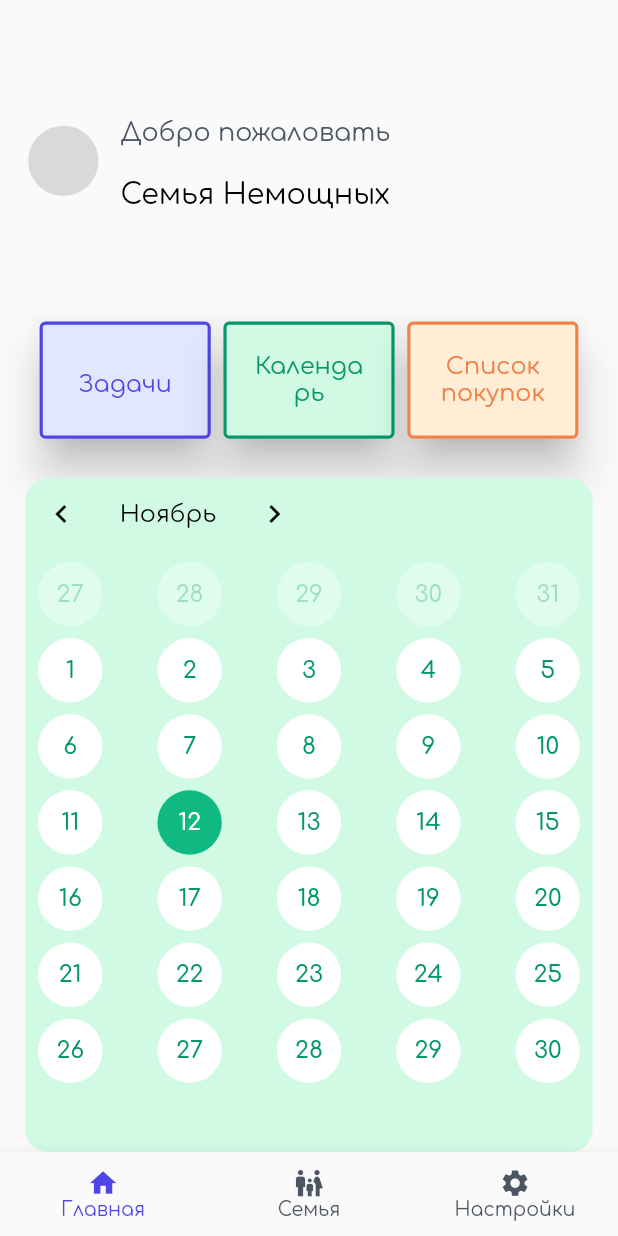
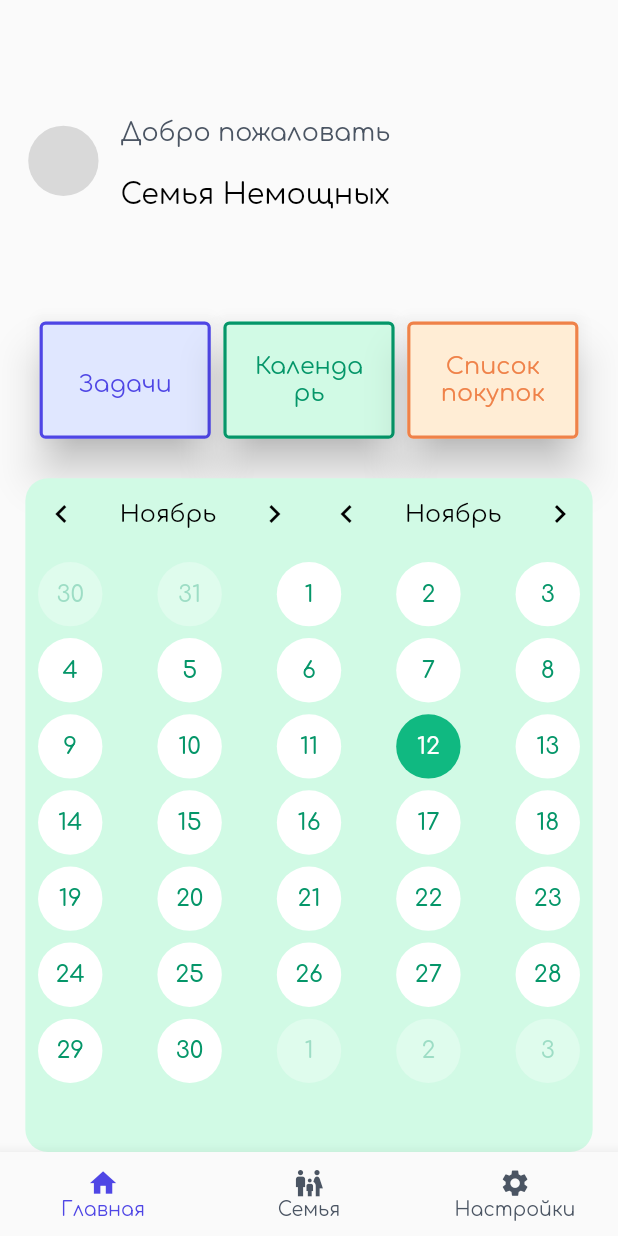
Before and after one commit to MaksimSnopkov/tudu, a Flutter app: the HomePage screen opened by its route, after a tap on "Задачи", after a tap on "Календарь", on a phone screen of 412 x 824 dp. Run offline on Flutter 3.47's test engine with Material 3 defaults, Android fonts, the phone set to English and light mode, and no system bars; our stand-ins replace bloc, equatable, firebase_auth, firebase_core, flutter_screenutil, get_it and 2 more; accounts and stored records are empty.

Commit message:
feat: Update calendar widget functionality and improve year navigation; adjust Gradle configurations and dependency versions

```diff
--- a/lib/features/home/presentation/pages/widgets/base_buttons_widget/widgets/calendar/calendar_widget/calendar_widget.dart
+++ b/lib/features/home/presentation/pages/widgets/base_buttons_widget/widgets/calendar/calendar_widget/calendar_widget.dart
@@ -14,12 +14,11 @@ class CalendarWidget extends StatefulWidget {
 List<DateTime> generateCalendarDays(DateTime focusedDay) {
   final firstDayOfMonth = DateTime(focusedDay.year, focusedDay.month, 1);
 
-  int weekdayOfFirst = firstDayOfMonth.weekday;
-  final startDate = firstDayOfMonth.subtract(Duration(days: weekdayOfFirst - 1));
+  // ✅ 2 дня до начала месяца
+  final startDate = firstDayOfMonth.subtract(const Duration(days: 2));
 
-  return List.generate(42, (index) {
-    return startDate.add(Duration(days: index));
-  });
+  // ✅ Всего нужно 35 дней (2 прошлых + дни текущего месяца + 3 следующих)
+  return List.generate(35, (index) => startDate.add(Duration(days: index)));
 }
 
 bool _isToday(DateTime date) {
@@ -32,8 +31,6 @@ bool _isCurrentMonth(DateTime date, DateTime focusedDay) {
 }
 
 class _CalendarWidgetState extends State<CalendarWidget> {
-  DateTime? _selectedDay;
-
   @override
   Widget build(BuildContext context) {
     return ValueListenableBuilder<DateTime>(
@@ -58,22 +55,13 @@ class _CalendarWidgetState extends State<CalendarWidget> {
             itemBuilder: (context, index) {
               final date = days[index];
               final isToday = _isToday(date);
-              final isSelected =
-                  _selectedDay != null &&
-                  date.year == _selectedDay!.year &&
-                  date.month == _selectedDay!.month &&
-                  date.day == _selectedDay!.day;
               final isCurrentMonth = _isCurrentMonth(date, focusedDay);
 
               Color backgroundColor;
               Color textColor;
               FontWeight fontWeight = FontWeight.w500;
 
-              if (isSelected) {
-                backgroundColor = const Color(0xFF059669);
-                textColor = Colors.white;
-                fontWeight = FontWeight.w600;
-              } else if (isToday) {
+              if (isToday) {
                 backgroundColor = const Color(0xFF10B981);
                 textColor = Colors.white;
               } else if (isCurrentMonth) {
@@ -86,10 +74,15 @@ class _CalendarWidgetState extends State<CalendarWidget> {
 
               return GestureDetector(
                 onTap: () {
-                  setState(() {
-                    _selectedDay = date;
-                    widget.focusedDayNotifier.value = date;
-                  });
+                  final newFocusedDay = date;
+
+                  if (date.month < focusedDay.month || date.year < focusedDay.year) {
+                    widget.focusedDayNotifier.value = DateTime(focusedDay.year, focusedDay.month - 1, 1);
+                  } else if (date.month > focusedDay.month || date.year > focusedDay.year) {
+                    widget.focusedDayNotifier.value = DateTime(focusedDay.year, focusedDay.month + 1, 1);
+                  } else {
+                    widget.focusedDayNotifier.value = newFocusedDay;
+                  }
                 },
                 child: Container(
                   width: 40.w,
--- a/pubspec.yaml
+++ b/pubspec.yaml
@@ -17,8 +17,8 @@ dependencies:
   firebase_auth: ^5.7.0
   get_it: ^8.0.3
   equatable: ^2.0.7
-  bloc: 9.0.0
-  flutter_bloc: ^9.1.1
+  bloc: ^8.0.3
+  flutter_bloc: ^8.0.1
   meta: ^1.16.0
   flutter_screenutil: ^5.9.3
   google_fonts: ^6.2.1
```
Also changed, not shown: lib/features/home/presentation/pages/widgets/base_buttons_widget/widgets/calendar/calendar_widget/calendar_container.dart (+33 -7 lines), pubspec.lock, 1 other file.
